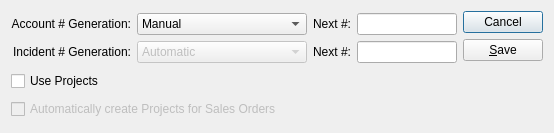
WooodHead/xtuple, file xtuple/trunk/guiclient/configureCRM.ui: the form before one commit.
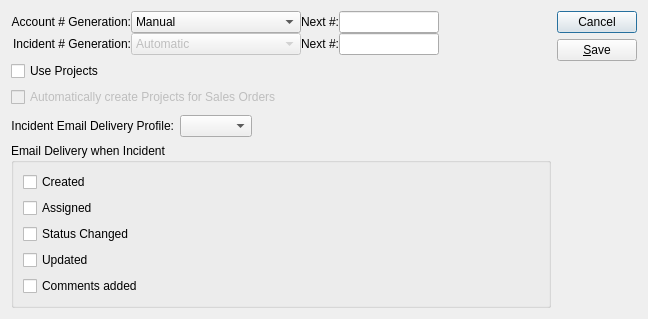
The form after the commit. Custom widgets are drawn as their Qt base class.

Commit message: issue #7393: Add email functionality to incident.

```diff
--- a/xtuple/trunk/guiclient/configureCRM.ui
+++ b/xtuple/trunk/guiclient/configureCRM.ui
@@ -5,20 +5,28 @@
    <rect>
     <x>0</x>
     <y>0</y>
-    <width>542</width>
-    <height>133</height>
+    <width>648</width>
+    <height>319</height>
    </rect>
   </property>
   <property name="windowTitle" >
    <string>CRM Module Configuration</string>
   </property>
-  <layout class="QHBoxLayout" >
-   <item>
+  <layout class="QGridLayout" >
+   <item row="0" column="0" >
+    <layout class="QGridLayout" >
+     <item row="0" column="0" >
     <layout class="QVBoxLayout" >
      <item>
       <layout class="QHBoxLayout" >
        <item>
         <layout class="QGridLayout" >
+           <property name="horizontalSpacing" >
+            <number>0</number>
+           </property>
+           <property name="verticalSpacing" >
+            <number>0</number>
+           </property>
          <item row="0" column="0" >
           <widget class="QLabel" name="_acctGenerationLit" >
            <property name="text" >
@@ -170,7 +178,7 @@
      </item>
     </layout>
    </item>
-   <item>
+     <item row="0" column="1" >
     <layout class="QVBoxLayout" >
      <property name="spacing" >
       <number>0</number>
@@ -235,9 +243,93 @@
      </item>
     </layout>
    </item>
+     <item row="1" column="0" >
+      <layout class="QHBoxLayout" >
+       <item>
+        <widget class="QLabel" name="_incdtEmailProfileLit" >
+         <property name="text" >
+          <string>Incident Email Delivery Profile:</string>
+         </property>
+         <property name="alignment" >
+          <set>Qt::AlignRight|Qt::AlignTrailing|Qt::AlignVCenter</set>
+         </property>
+        </widget>
+       </item>
+       <item>
+        <widget class="XComboBox" name="_incdtEmailProfile" />
+       </item>
+       <item>
+        <spacer>
+         <property name="orientation" >
+          <enum>Qt::Horizontal</enum>
+         </property>
+         <property name="sizeHint" >
+          <size>
+           <width>40</width>
+           <height>20</height>
+          </size>
+         </property>
+        </spacer>
+       </item>
+      </layout>
+     </item>
+     <item row="2" column="0" >
+      <widget class="QGroupBox" name="_incdtDelGroup" >
+       <property name="enabled" >
+        <bool>true</bool>
+       </property>
+       <property name="title" >
+        <string>Email Delivery when Incident</string>
+       </property>
+       <layout class="QGridLayout" >
+        <item row="0" column="0" >
+         <widget class="QCheckBox" name="_incdtCreated" >
+          <property name="text" >
+           <string>Created</string>
+          </property>
+         </widget>
+        </item>
+        <item row="1" column="0" >
+         <widget class="QCheckBox" name="_incdtAssigned" >
+          <property name="text" >
+           <string>Assigned</string>
+          </property>
+         </widget>
+        </item>
+        <item row="2" column="0" >
+         <widget class="QCheckBox" name="_incdtStatus" >
+          <property name="text" >
+           <string>Status Changed</string>
+          </property>
+         </widget>
+        </item>
+        <item row="3" column="0" >
+         <widget class="QCheckBox" name="_incdtUpdated" >
+          <property name="text" >
+           <string>Updated</string>
+          </property>
+         </widget>
+        </item>
+        <item row="4" column="0" >
+         <widget class="QCheckBox" name="_incdtComments" >
+          <property name="text" >
+           <string>Comments added</string>
+          </property>
+         </widget>
+        </item>
+       </layout>
+      </widget>
+     </item>
+    </layout>
+   </item>
   </layout>
  </widget>
  <customwidgets>
+  <customwidget>
+   <class>XComboBox</class>
+   <extends>QComboBox</extends>
+   <header>xcombobox.h</header>
+  </customwidget>
   <customwidget>
    <class>XLineEdit</class>
    <extends>QLineEdit</extends>
```
Left out of the diff: 14 changed lines with no effect on the pictures. Lines whose indentation alone changed are shown as unchanged. The commit also changes 11 other files.
